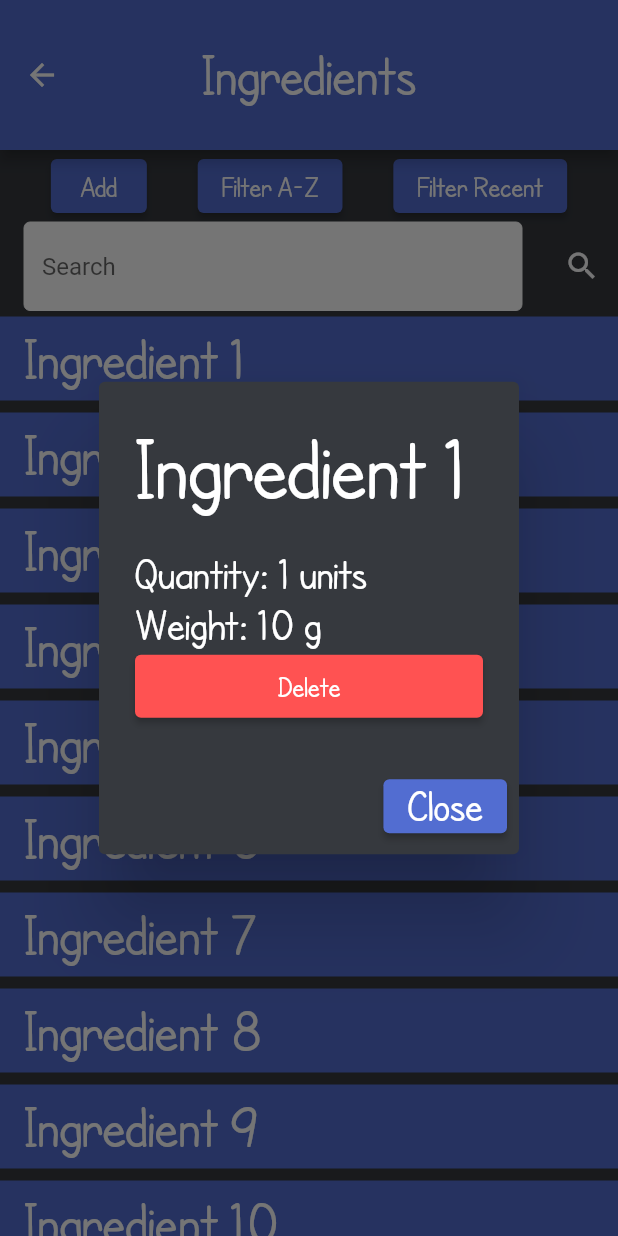
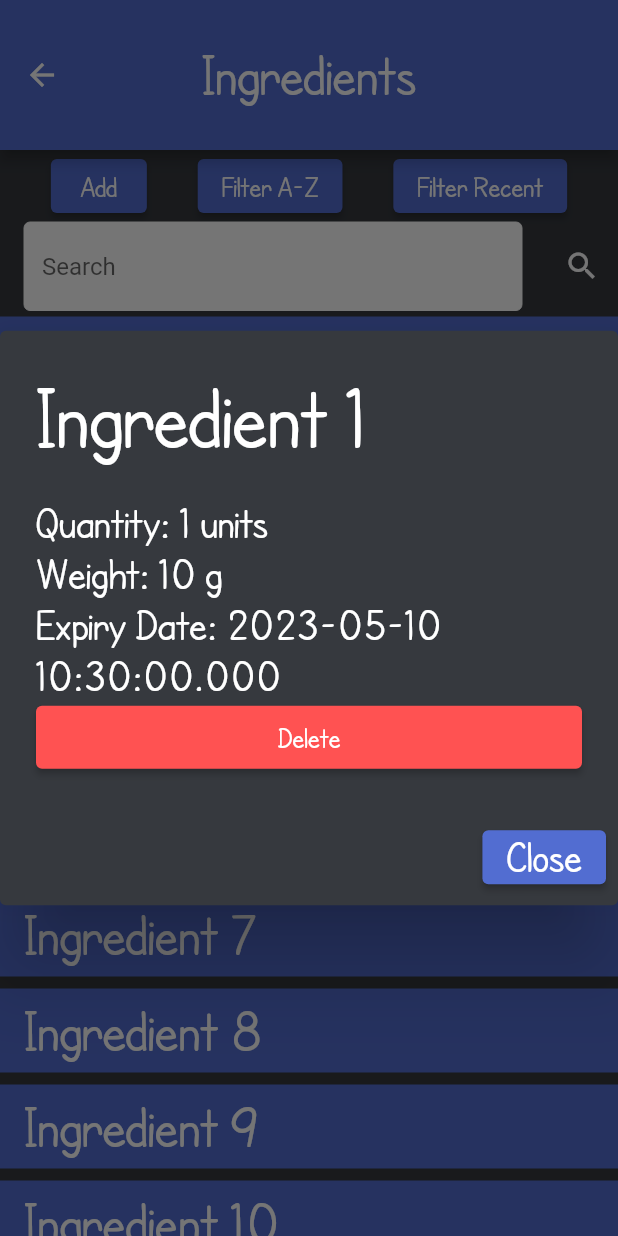
Before and after one commit to kristianduke/fridge-app-dev, a Flutter app: the Ingredients screen opened directly, after a tap on an icon or button, on a phone screen of 412 x 824 dp. Run offline on Flutter 3.47's test engine with Material 2 defaults, Android fonts, the phone set to English and light mode, and no system bars; our stand-ins replace table_calendar.

Commit message:
-Added expiry date to ingredient descriptions

```diff
--- a/fridge_app/lib/Ingredients.dart
+++ b/fridge_app/lib/Ingredients.dart
@@ -1,14 +1,20 @@
 import 'package:flutter/material.dart';
 import 'AddIngredients.dart';
+import 'package:intl/intl.dart';
 
 class Ingredient {
   String name;
   String quantity;
   String weight;
+  DateTime expiryDate;
 
   Ingredient(
-      {required this.name, required this.quantity, required this.weight});
+      {required this.name,
+      required this.quantity,
+      required this.weight,
+      required this.expiryDate});
 }
+
 final ButtonStyle buttonStyle = ElevatedButton.styleFrom(
     textStyle: const TextStyle(fontSize: 20, fontFamily: 'CartoonistHand'),
     backgroundColor: const Color(0xFF526dd1));
@@ -23,19 +29,18 @@
 }
 
 class MyFlutterState extends State<Ingredients> {
+
+
   final List<Ingredient> _ingredients = List.generate(
-    15,
-        (index) => Ingredient(
-      name: 'Ingredient ${index + 1}',
-      quantity: '${index + 1} units',
-      weight: '${(index + 1) * 10} g',
-    ),
-  );
+      15,
+      (index) => Ingredient(
+          name: 'Ingredient ${index + 1}',
+          quantity: '${index + 1} units',
+          weight: '${(index + 1) * 10} g',
+          expiryDate: DateTime.now()));
 
   @override
   Widget build(BuildContext context) {
-
-
     return Scaffold(
       appBar: AppBar(
         toolbarHeight: 100,
@@ -134,7 +139,7 @@
 
   void _showIngredientDetails(Ingredient ingredient) {
     final ButtonStyle buttonStyleRed = ElevatedButton.styleFrom(
-        padding: const EdgeInsets.symmetric(vertical: 10,horizontal: 20),
+        padding: const EdgeInsets.symmetric(vertical: 10, horizontal: 20),
         textStyle: const TextStyle(fontSize: 20, fontFamily: 'CartoonistHand'),
         backgroundColor: Colors.redAccent);
 
@@ -160,6 +165,11 @@
                       color: Colors.white),
                 ),
                 Text("Weight: ${ingredient.weight}",
+                    style: const TextStyle(
+                        fontFamily: 'CartoonistHand',
+                        fontSize: 30,
+                        color: Colors.white)),
+                Text("Expiry Date: ${ingredient.expiryDate}",
                     style: const TextStyle(
                         fontFamily: 'CartoonistHand',
                         fontSize: 30,
```
